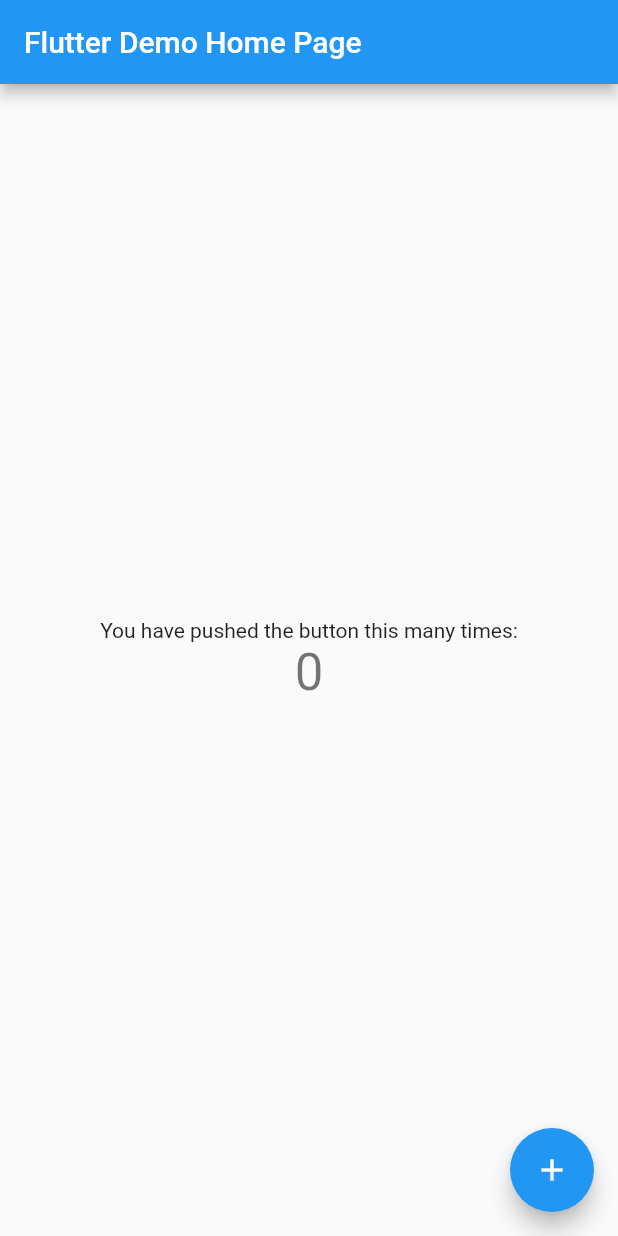
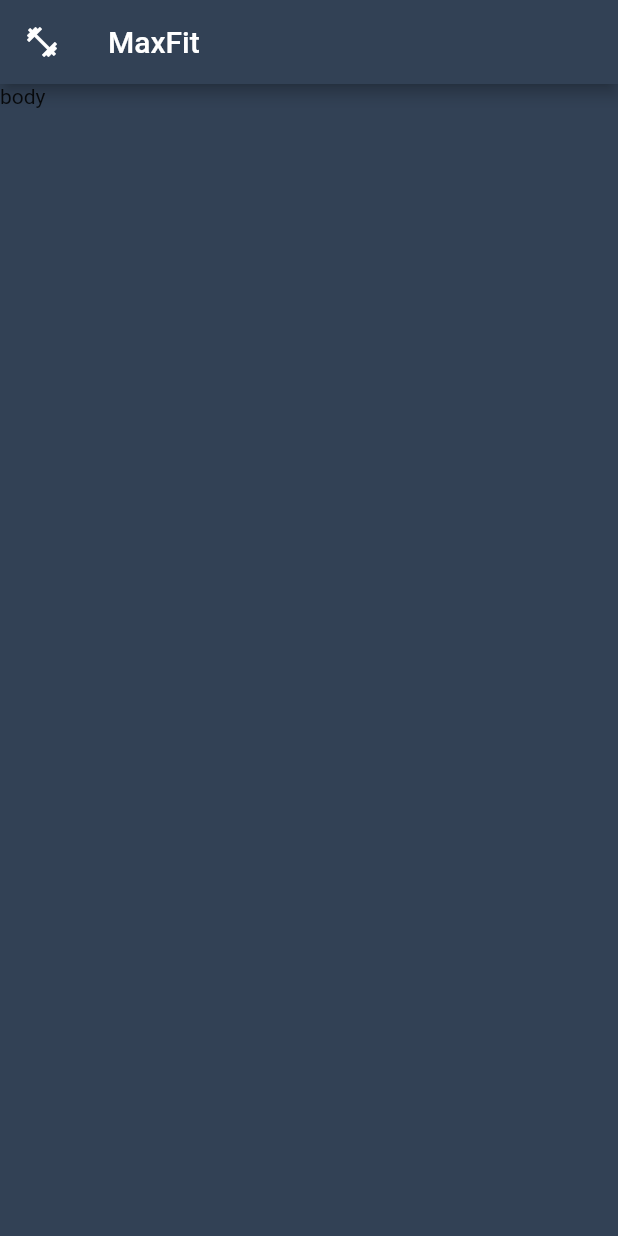
Before and after one commit to mirexdoors/flutter_firestore_app, a Flutter app: the screen it shows after launch, on a phone screen of 412 x 824 dp. Run offline on Flutter 3.47's test engine with Material 2 defaults, Android fonts, the phone set to English and light mode, and no system bars.

Commit message:
start home page

```diff
--- a/lib/main.dart
+++ b/lib/main.dart
@@ -1,117 +1,31 @@
 import 'package:flutter/material.dart';
 
-void main() {
-  runApp(MyApp());
-}
+void main() => runApp(MaxFitApp());
 
-class MyApp extends StatelessWidget {
-  // This widget is the root of your application.
+class MaxFitApp extends StatelessWidget {
   @override
   Widget build(BuildContext context) {
+    // TODO: implement build
     return MaterialApp(
-      title: 'Flutter Demo',
+      title: 'Max Fitness',
       theme: ThemeData(
-        // This is the theme of your application.
-        //
-        // Try running your application with "flutter run". You'll see the
-        // application has a blue toolbar. Then, without quitting the app, try
-        // changing the primarySwatch below to Colors.green and then invoke
-        // "hot reload" (press "r" in the console where you ran "flutter run",
-        // or simply save your changes to "hot reload" in a Flutter IDE).
-        // Notice that the counter didn't reset back to zero; the application
-        // is not restarted.
-        primarySwatch: Colors.blue,
-        // This makes the visual density adapt to the platform that you run
-        // the app on. For desktop platforms, the controls will be smaller and
-        // closer together (more dense) than on mobile platforms.
-        visualDensity: VisualDensity.adaptivePlatformDensity,
+        primaryColor: Color.fromRGBO(50, 65, 85, 1),
+        textTheme: TextTheme(headline6: TextStyle(color: Colors.white)),
       ),
-      home: MyHomePage(title: 'Flutter Demo Home Page'),
+      home: HomePage(),
     );
   }
 }
 
-class MyHomePage extends StatefulWidget {
-  MyHomePage({Key key, this.title}) : super(key: key);
-
-  // This widget is the home page of your application. It is stateful, meaning
-  // that it has a State object (defined below) that contains fields that affect
-  // how it looks.
-
-  // This class is the configuration for the state. It holds the values (in this
-  // case the title) provided by the parent (in this case the App widget) and
-  // used by the build method of the State. Fields in a Widget subclass are
-  // always marked "final".
-
-  final String title;
-
-  @override
-  _MyHomePageState createState() => _MyHomePageState();
-}
-
-class _MyHomePageState extends State<MyHomePage> {
-  int _counter = 0;
-
-  void _incrementCounter() {
-    setState(() {
-      // This call to setState tells the Flutter framework that something has
-      // changed in this State, which causes it to rerun the build method below
-      // so that the display can reflect the updated values. If we changed
-      // _counter without calling setState(), then the build method would not be
-      // called again, and so nothing would appear to happen.
-      _counter++;
-    });
-  }
-
+class HomePage extends StatelessWidget {
   @override
   Widget build(BuildContext context) {
-    // This method is rerun every time setState is called, for instance as done
-    // by the _incrementCounter method above.
-    //
-    // The Flutter framework has been optimized to make rerunning build methods
-    // fast, so that you can just rebuild anything that needs updating rather
-    // than having to individually change instances of widgets.
-    return Scaffold(
-      appBar: AppBar(
-        // Here we take the value from the MyHomePage object that was created by
-        // the App.build method, and use it to set our appbar title.
-        title: Text(widget.title),
+    return Container(
+      child: Scaffold(
+        backgroundColor: Theme.of(context).primaryColor,
+        appBar: AppBar(title: Text('MaxFit'), leading: Icon(Icons.fitness_center)),
+        body: Text('body'),
       ),
-      body: Center(
-        // Center is a layout widget. It takes a single child and positions it
-        // in the middle of the parent.
-        child: Column(
-          // Column is also a layout widget. It takes a list of children and
-          // arranges them vertically. By default, it sizes itself to fit its
-          // children horizontally, and tries to be as tall as its parent.
-          //
-          // Invoke "debug painting" (press "p" in the console, choose the
-          // "Toggle Debug Paint" action from the Flutter Inspector in Android
-          // Studio, or the "Toggle Debug Paint" command in Visual Studio Code)
-          // to see the wireframe for each widget.
-          //
-          // Column has various properties to control how it sizes itself and
-          // how it positions its children. Here we use mainAxisAlignment to
-          // center the children vertically; the main axis here is the vertical
-          // axis because Columns are vertical (the cross axis would be
-          // horizontal).
-          mainAxisAlignment: MainAxisAlignment.center,
-          children: <Widget>[
-            Text(
-              'You have pushed the button this many times:',
-            ),
-            Text(
-              '$_counter',
-              style: Theme.of(context).textTheme.headline4,
-            ),
-          ],
-        ),
-      ),
-      floatingActionButton: FloatingActionButton(
-        onPressed: _incrementCounter,
-        tooltip: 'Increment',
-        child: Icon(Icons.add),
-      ), // This trailing comma makes auto-formatting nicer for build methods.
     );
   }
 }
```
